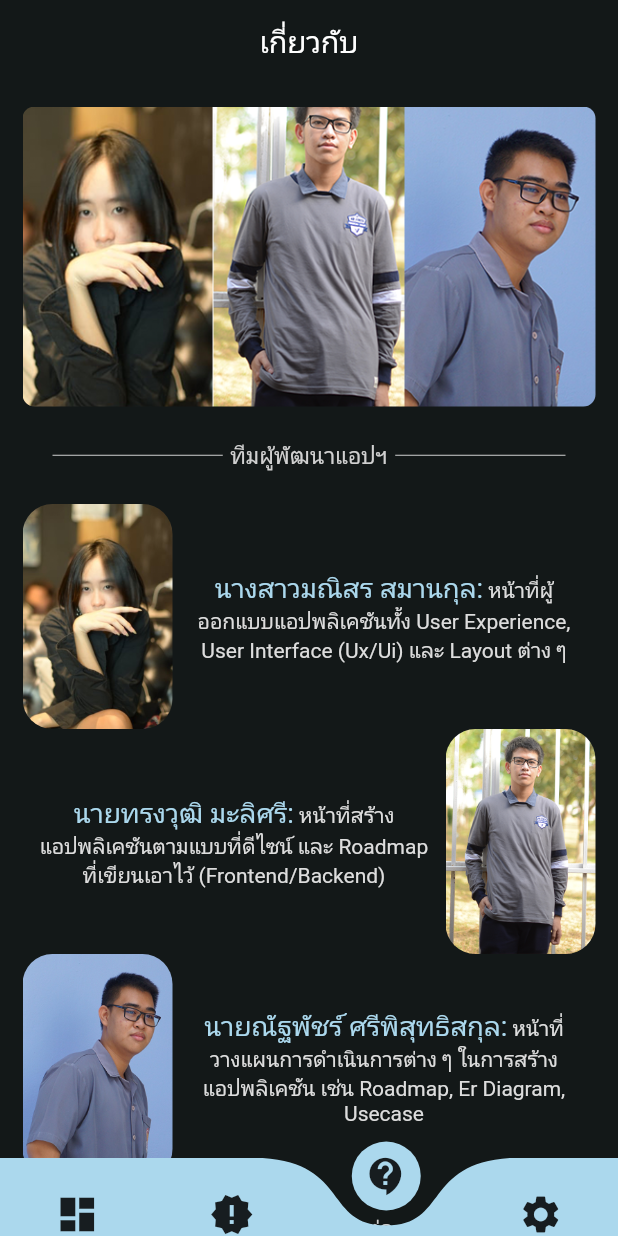
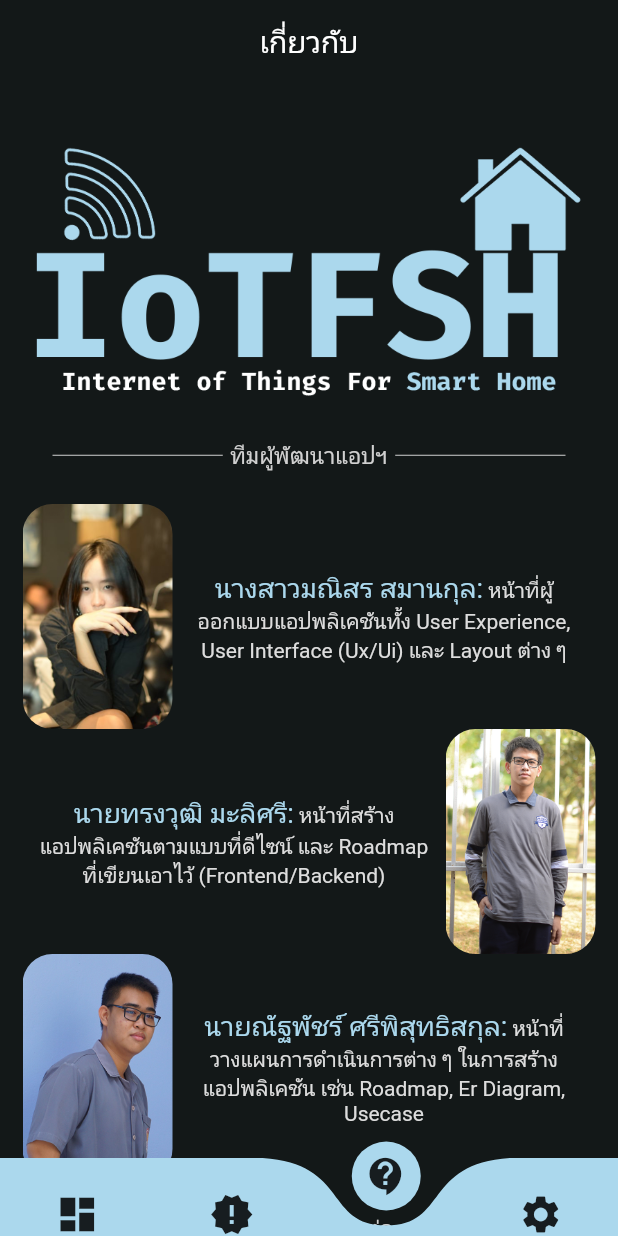
Before and after one commit to ISongwuts/IOT-APP, a Flutter app: the MainScreen screen opened directly, item 3 of the bottom bar chosen, on a phone screen of 412 x 824 dp. Run offline on Flutter 3.47's test engine with Material 2 defaults, Android fonts, the phone set to English and light mode, and no system bars; drawn by our look-alikes of curved_navigation_bar; our stand-ins replace avatar_glow, connectivity, firebase_auth, firebase_core, firebase_database, flutter_colorpicker and 8 more; accounts and stored records are empty; network calls fail.

Commit message:
builded APK

```diff
--- a/lib/screens/introduction.dart
+++ b/lib/screens/introduction.dart
@@ -45,7 +45,7 @@ class _OnBoardingPageState extends State<OnBoardingPage> {
           decoration: _getPageDecoration_1(),
         ),
         PageViewModel(
-          title: "PREFACE",
+          title: "Preface",
           body:
               "โปรเจกต์นี้สร้างขึันมาเพื่อตอบสนองความต้องการของผู้ใช้งานที่ขี้เกียจ :-; หากมีข้อผิดพลาดประการใดพวกเราต้องขออภัยมา ณ ที่นี้ด้วย",
           image: _ImagesBox('images/Photographic_Introduction_2.png'),
--- a/lib/screens/pages/profilepage.dart
+++ b/lib/screens/pages/profilepage.dart
@@ -21,8 +21,7 @@ class _ProfilePageState extends State<ProfilePage> {
                   Expanded(
                     child: ClipRRect(
                       borderRadius: BorderRadius.circular(8.0),
-                      child: Image.asset('images/OurTeam.png',
-                          fit: BoxFit.cover,
+                      child: Image.asset('images/logoTrans.png',
                           width: double.infinity,
                           height: 200),
                     ),
```
Also changed, not shown: 5 other files.
